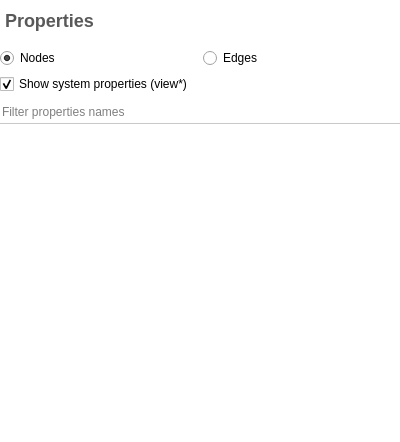
This is plugins/view/tableview/PropertiesEditor.ui in vadivelselvaraj/TulipGLImprovement as Qt 5 draws it before an edit. The edited form follows.
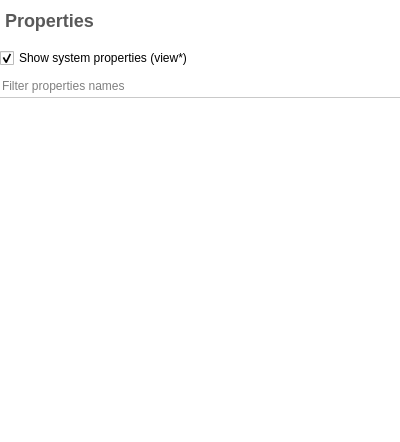
This is the edited form. Icons and pictures are not drawn. Custom widgets are drawn as their Qt base class.

Commit message: TableView cleanup: move management of elts (nodes or edges) to display on "Elements" part

```diff
--- a/plugins/view/tableview/PropertiesEditor.ui
+++ b/plugins/view/tableview/PropertiesEditor.ui
@@ -122,30 +122,6 @@
      </layout>
     </widget>
    </item>
-   <item>
-    <layout class="QHBoxLayout" name="horizontalLayout_2">
-     <property name="topMargin">
-      <number>0</number>
-     </property>
-     <item>
-      <widget class="QRadioButton" name="nodesButton">
-       <property name="text">
-        <string>Nodes</string>
-       </property>
-       <property name="checked">
-        <bool>true</bool>
-       </property>
-      </widget>
-     </item>
-     <item>
-      <widget class="QRadioButton" name="edgesButton">
-       <property name="text">
-        <string>Edges</string>
-       </property>
-      </widget>
-     </item>
-    </layout>
-   </item>
    <item>
     <widget class="QCheckBox" name="userPropertiesCheck">
      <property name="text">
```
Left out of the diff: 9 changed lines with no effect on the pictures. The commit also changes 4 other files.
